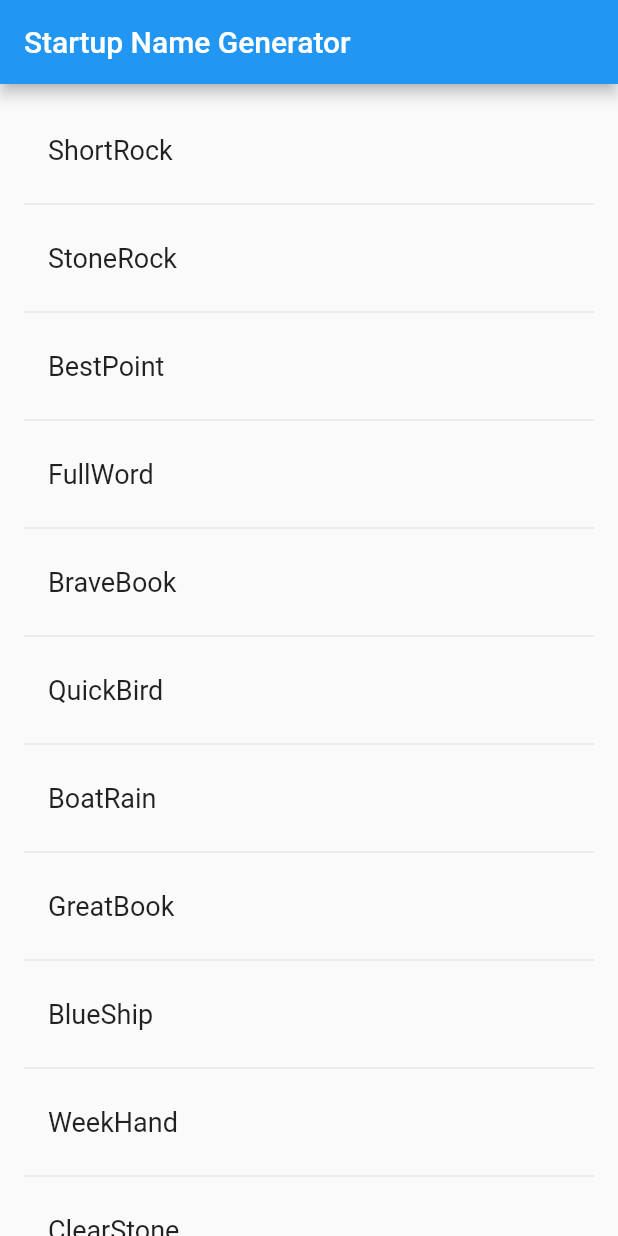
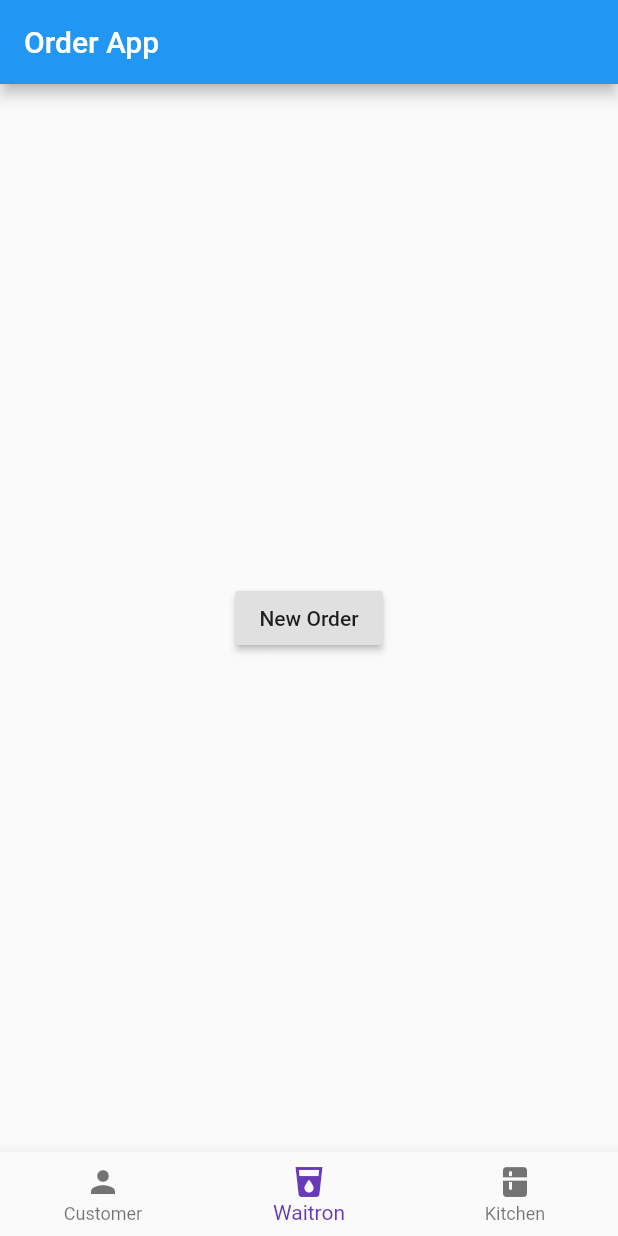
Before and after one commit to Matthew-Troost/think_ninja_tech_test, a Flutter app: the screen it shows after launch, on a phone screen of 412 x 824 dp. Run offline on Flutter 3.47's test engine with Material 2 defaults, Android fonts, the phone set to English and light mode, and no system bars.

Commit message:
Added screens and some basic structure.

```diff
--- a/lib/main.dart
+++ b/lib/main.dart
@@ -1,5 +1,5 @@
 import 'package:flutter/material.dart';
-import 'package:english_words/english_words.dart';
+import 'package:think_ninja_tech_test/utils/widgets.dart';
 
 void main() => runApp(MyApp());
 
@@ -8,53 +8,8 @@ class MyApp extends StatelessWidget {
   Widget build(BuildContext context) {
     return MaterialApp(
       title: 'Startup Name Generator',
-      home: RandomWords(),
+      debugShowCheckedModeBanner: false,
+      home: Layout(),
     );
   }
 }
-
-class RandomWordsState extends State<RandomWords> {
-  final _suggestions = <WordPair>[];
-  final _biggerFont = const TextStyle(fontSize: 18.0);
-
-  @override
-  Widget build(BuildContext context) {
-    return Scaffold(
-      appBar: AppBar(
-        title: Text('Startup Name Generator'),
-      ),
-      body: _buildSuggestions(),
-    );
-  }
-
-  Widget _buildSuggestions() {
-    return ListView.builder(
-        padding: const EdgeInsets.all(16.0),
-        itemBuilder: (context, i) {
-          if (i.isOdd) {
-            return Divider();
-          }
-
-          final index = i ~/ 2;
-
-          if (index >= _suggestions.length) {
-            _suggestions.addAll(generateWordPairs().take(10));
-          }
-          return _buildRow(_suggestions[index]);
-        });
-  }
-
-  Widget _buildRow(WordPair pair) {
-    return ListTile(
-      title: Text(
-        pair.asPascalCase,
-        style: _biggerFont,
-      ),
-    );
-  }
-}
-
-class RandomWords extends StatefulWidget {
-  @override
-  RandomWordsState createState() => RandomWordsState();
-}
--- /dev/null
+++ b/lib/screens/waitron/order.dart
@@ -0,0 +1,9 @@
+import 'package:flutter/material.dart';
+
+class Order extends StatelessWidget {
+
+  @override
+  Widget build(BuildContext context) {
+    return Text("order single");
+  }
+}
--- /dev/null
+++ b/lib/screens/waitron/orders.dart
@@ -0,0 +1,16 @@
+import 'package:flutter/material.dart';
+import 'package:think_ninja_tech_test/utils/widgets.dart';
+import 'package:think_ninja_tech_test/screens/waitron/order.dart';
+
+class Orders extends StatelessWidget {
+
+  @override
+  Widget build(BuildContext context) {
+    return Button(text: "New Order", function: () {
+          Navigator.push(
+      context,
+      MaterialPageRoute(builder: (context) => Order()),
+    );
+    },);
+  }
+}
--- /dev/null
+++ b/lib/utils/widgets.dart
@@ -0,0 +1,78 @@
+import 'package:flutter/material.dart';
+import 'package:think_ninja_tech_test/screens/waitron/orders.dart';
+
+class Button extends StatefulWidget {
+  final String text;
+  final Function function;
+
+  const Button({Key key, @required this.text, @required this.function}) : super(key: key);
+
+  @override
+  ButtonState createState() => ButtonState();
+}
+
+class ButtonState extends State<Button> {
+  @override
+  Widget build(BuildContext context) {
+    return Scaffold(
+      body: Center(
+        child: Column(
+          mainAxisSize: MainAxisSize.min,
+          children: <Widget>[
+            RaisedButton(
+              onPressed: () => widget.function,
+              child: Text(widget.text),
+            )
+          ],
+        ),
+      ),
+    );
+  }
+}
+
+class Layout extends StatefulWidget {
+  Layout({Key key}) : super(key: key);
+
+  @override
+  LayoutState createState() => LayoutState();
+}
+
+class LayoutState extends State<Layout> {
+  int _selectedIndex = 1;
+  final _widgetOptions = [
+    Text('Index 0: Customer'),
+    Orders(),
+    Text('Index 2: Kitchen'),
+  ];
+
+  @override
+  Widget build(BuildContext context) {
+    return Scaffold(
+      appBar: AppBar(
+        title: Text('Order App'),
+      ),
+      body: Center(
+        child: _widgetOptions.elementAt(_selectedIndex),
+      ),
+      bottomNavigationBar: BottomNavigationBar(
+        items: <BottomNavigationBarItem>[
+          BottomNavigationBarItem(
+              icon: Icon(Icons.person), title: Text('Customer')),
+          BottomNavigationBarItem(
+              icon: Icon(Icons.local_drink), title: Text('Waitron')),
+          BottomNavigationBarItem(
+              icon: Icon(Icons.kitchen), title: Text('Kitchen')),
+        ],
+        currentIndex: _selectedIndex,
+        fixedColor: Colors.deepPurple,
+        onTap: _onItemTapped,
+      ),
+    );
+  }
+
+  void _onItemTapped(int index) {
+    setState(() {
+      _selectedIndex = index;
+    });
+  }
+}
```
Also changed, not shown: lib/screens/customer.dart (added), lib/screens/kitchen.dart (added).
